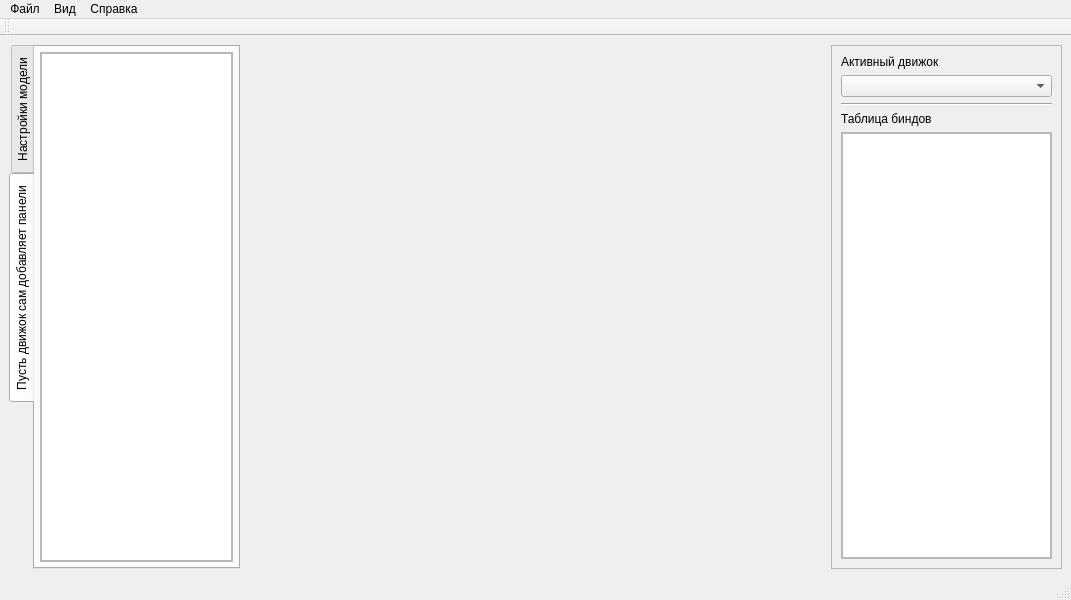
First picture: the form in mainwindow.ui, repository SpaceBirbMan/RCubiqStudio, before the edit.
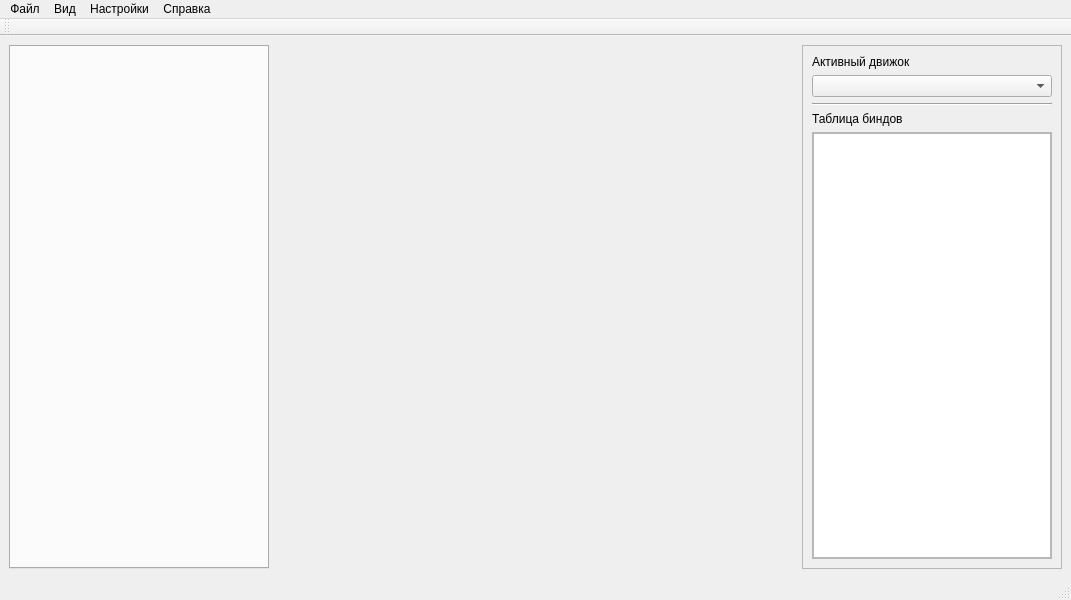
Second picture: the form after the edit. The open tabs and pages were chosen to show the change.

The edit to the form file:
```diff
--- a/mainwindow.ui
+++ b/mainwindow.ui
@@ -20,7 +20,7 @@
      <verstretch>0</verstretch>
     </sizepolicy>
    </property>
-   <layout class="QGridLayout" name="gridLayout_2" columnstretch="2,5,2">
+   <layout class="QGridLayout" name="gridLayout_2" columnstretch="3,6,3">
     <item row="0" column="2">
      <widget class="QScrollArea" name="rightPanel">
       <property name="widgetResizable">
@@ -31,7 +31,7 @@
         <rect>
          <x>0</x>
          <y>0</y>
-         <width>228</width>
+         <width>257</width>
          <height>507</height>
         </rect>
        </property>
@@ -70,7 +70,7 @@
             <rect>
              <x>0</x>
              <y>0</y>
-             <width>204</width>
+             <width>233</width>
              <height>384</height>
             </rect>
            </property>
@@ -101,6 +101,9 @@
       </widget>
      </widget>
     </item>
+    <item row="0" column="1">
+     <widget class="QWidget" name="viewport" native="true"/>
+    </item>
     <item row="0" column="0">
      <widget class="QTabWidget" name="leftPanel">
       <property name="tabPosition">
@@ -112,92 +115,8 @@
       <property name="movable">
        <bool>true</bool>
       </property>
-      <widget class="QWidget" name="modelPrefs">
-       <attribute name="title">
-        <string>Настройки модели</string>
-       </attribute>
-       <layout class="QGridLayout" name="gridLayout_3">
-        <property name="leftMargin">
-         <number>5</number>
-        </property>
-        <property name="topMargin">
-         <number>5</number>
-        </property>
-        <property name="rightMargin">
-         <number>5</number>
-        </property>
-        <property name="bottomMargin">
-         <number>5</number>
-        </property>
-        <item row="0" column="0">
-         <widget class="QTreeWidget" name="treeWidget">
-          <column>
-           <property name="text">
-            <string notr="true">1</string>
-           </property>
-          </column>
-         </widget>
-        </item>
-       </layout>
-      </widget>
-      <widget class="QWidget" name="inputSettings">
-       <attribute name="title">
-        <string>Пусть движок сам добавляет панели</string>
-       </attribute>
-       <layout class="QGridLayout" name="gridLayout">
-        <property name="leftMargin">
-         <number>5</number>
-        </property>
-        <property name="topMargin">
-         <number>5</number>
-        </property>
-        <property name="rightMargin">
-         <number>5</number>
-        </property>
-        <property name="bottomMargin">
-         <number>5</number>
-        </property>
-        <item row="0" column="0">
-         <widget class="QScrollArea" name="scrollArea_2">
-          <property name="widgetResizable">
-           <bool>true</bool>
-          </property>
-          <widget class="QWidget" name="scrollAreaWidgetContents_2">
-           <property name="geometry">
-            <rect>
-             <x>0</x>
-             <y>0</y>
-             <width>181</width>
-             <height>493</height>
-            </rect>
-           </property>
-           <layout class="QHBoxLayout" name="horizontalLayout">
-            <property name="leftMargin">
-             <number>0</number>
-            </property>
-            <property name="topMargin">
-             <number>0</number>
-            </property>
-            <property name="rightMargin">
-             <number>0</number>
-            </property>
-            <property name="bottomMargin">
-             <number>0</number>
-            </property>
-            <item>
-             <widget class="QTableWidget" name="tableWidget"/>
-            </item>
-           </layout>
-          </widget>
-         </widget>
-        </item>
-       </layout>
-      </widget>
      </widget>
     </item>
-    <item row="0" column="1">
-     <widget class="QWidget" name="viewport" native="true"/>
-    </item>
    </layout>
   </widget>
   <widget class="QMenuBar" name="menubar">
@@ -227,8 +146,16 @@
      <string>Справка</string>
     </property>
    </widget>
+   <widget class="QMenu" name="menu_4">
+    <property name="title">
+     <string>Настройки</string>
+    </property>
+    <addaction name="action_Render_API"/>
+    <addaction name="includeEngineMenuButton"/>
+   </widget>
    <addaction name="menu"/>
    <addaction name="menu_2"/>
+   <addaction name="menu_4"/>
    <addaction name="menu_3"/>
   </widget>
   <widget class="QStatusBar" name="statusbar"/>
```
Left out of the diff: 10 changed lines with no effect on the pictures.
